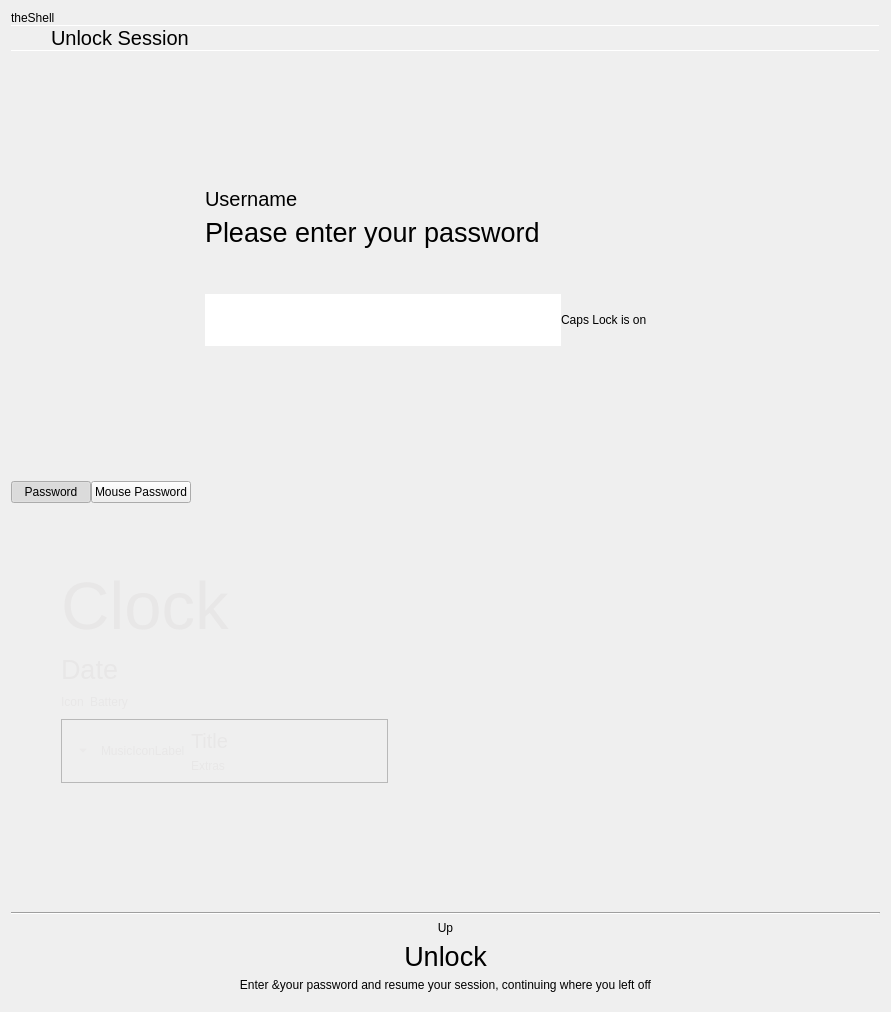
Before: the Qt Designer form screenlock/lockscreen.ui in vicr123/tsscreenlock, drawn with Qt 5.
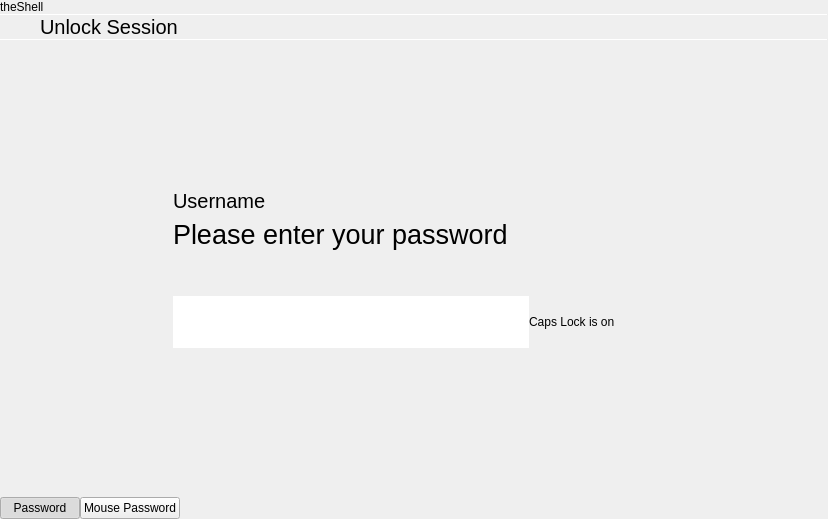
After: the same form once the commit is applied. Icons and pictures are not drawn. Custom widgets are drawn as their Qt base class.

```diff
--- a/screenlock/lockscreen.ui
+++ b/screenlock/lockscreen.ui
@@ -6,14 +6,29 @@
    <rect>
     <x>0</x>
     <y>0</y>
-    <width>891</width>
-    <height>1012</height>
+    <width>828</width>
+    <height>519</height>
    </rect>
   </property>
   <property name="windowTitle">
    <string notr="true">Lock Screen</string>
   </property>
   <layout class="QVBoxLayout" name="verticalLayout_3">
+   <property name="spacing">
+    <number>0</number>
+   </property>
+   <property name="leftMargin">
+    <number>0</number>
+   </property>
+   <property name="topMargin">
+    <number>0</number>
+   </property>
+   <property name="rightMargin">
+    <number>0</number>
+   </property>
+   <property name="bottomMargin">
+    <number>0</number>
+   </property>
    <item>
     <widget class="QFrame" name="passwordFrame">
      <property name="autoFillBackground">
@@ -895,502 +910,6 @@
      </layout>
     </widget>
    </item>
-   <item>
-    <widget class="QFrame" name="coverFrame">
-     <property name="frameShape">
-      <enum>QFrame::NoFrame</enum>
-     </property>
-     <property name="frameShadow">
-      <enum>QFrame::Raised</enum>
-     </property>
-     <layout class="QVBoxLayout" name="verticalLayout_4">
-      <property name="leftMargin">
-       <number>0</number>
-      </property>
-      <property name="rightMargin">
-       <number>0</number>
-      </property>
-      <property name="bottomMargin">
-       <number>0</number>
-      </property>
-      <item>
-       <widget class="QFrame" name="mainCoverFrame">
-        <property name="palette">
-         <palette>
-          <active>
-           <colorrole role="WindowText">
-            <brush brushstyle="SolidPattern">
-             <color alpha="255">
-              <red>232</red>
-              <green>231</green>
-              <blue>231</blue>
-             </color>
-            </brush>
-           </colorrole>
-          </active>
-          <inactive>
-           <colorrole role="WindowText">
-            <brush brushstyle="SolidPattern">
-             <color alpha="255">
-              <red>232</red>
-              <green>231</green>
-              <blue>231</blue>
-             </color>
-            </brush>
-           </colorrole>
-          </inactive>
-          <disabled>
-           <colorrole role="WindowText">
-            <brush brushstyle="SolidPattern">
-             <color alpha="127">
-              <red>255</red>
-              <green>255</green>
-              <blue>255</blue>
-             </color>
-            </brush>
-           </colorrole>
-          </disabled>
-         </palette>
-        </property>
-        <layout class="QHBoxLayout" name="horizontalLayout_3">
-         <property name="leftMargin">
-          <number>0</number>
-         </property>
-         <property name="topMargin">
-          <number>0</number>
-         </property>
-         <property name="rightMargin">
-          <number>10</number>
-         </property>
-         <property name="bottomMargin">
-          <number>0</number>
-         </property>
-         <item>
-          <layout class="QVBoxLayout" name="verticalLayout_5">
-           <property name="spacing">
-            <number>10</number>
-           </property>
-           <property name="leftMargin">
-            <number>50</number>
-           </property>
-           <property name="topMargin">
-            <number>50</number>
-           </property>
-           <property name="rightMargin">
-            <number>50</number>
-           </property>
-           <property name="bottomMargin">
-            <number>50</number>
-           </property>
-           <item>
-            <widget class="QLabel" name="coverClock">
-             <property name="font">
-              <font>
-               <pointsize>50</pointsize>
-              </font>
-             </property>
-             <property name="text">
-              <string notr="true">Clock</string>
-             </property>
-            </widget>
-           </item>
-           <item>
-            <widget class="QLabel" name="coverDate">
-             <property name="font">
-              <font>
-               <pointsize>20</pointsize>
-              </font>
-             </property>
-             <property name="text">
-              <string notr="true">Date</string>
-             </property>
-            </widget>
-           </item>
-           <item>
-            <widget class="QFrame" name="batteryFrame">
-             <property name="frameShape">
-              <enum>QFrame::NoFrame</enum>
-             </property>
-             <property name="frameShadow">
-              <enum>QFrame::Raised</enum>
-             </property>
-             <layout class="QHBoxLayout" name="horizontalLayout_4">
-              <property name="leftMargin">
-               <number>0</number>
-              </property>
-              <property name="topMargin">
-               <number>0</number>
-              </property>
-              <property name="rightMargin">
-               <number>0</number>
-              </property>
-              <property name="bottomMargin">
-               <number>0</number>
-              </property>
-              <item>
-               <widget class="QLabel" name="BatteryIcon">
-                <property name="text">
-                 <string notr="true">Icon</string>
-                </property>
-               </widget>
-              </item>
-              <item>
-               <widget class="QLabel" name="BatteryLabel">
-                <property name="sizePolicy">
-                 <sizepolicy hsizetype="Expanding" vsizetype="Preferred">
-                  <horstretch>0</horstretch>
-                  <verstretch>0</verstretch>
-                 </sizepolicy>
-                </property>
-                <property name="text">
-                 <string notr="true">Battery</string>
-                </property>
-                <property name="wordWrap">
-                 <bool>true</bool>
-                </property>
-               </widget>
-              </item>
-             </layout>
-            </widget>
-           </item>
-           <item>
-            <layout class="QHBoxLayout" name="horizontalLayout_5">
-             <item>
-              <widget class="QFrame" name="mprisControllerFrame">
-               <property name="frameShape">
-                <enum>QFrame::StyledPanel</enum>
-               </property>
-               <property name="frameShadow">
-                <enum>QFrame::Raised</enum>
-               </property>
-               <layout class="QHBoxLayout" name="horizontalLayout">
-                <property name="leftMargin">
-                 <number>9</number>
-                </property>
-                <property name="topMargin">
-                 <number>9</number>
-                </property>
-                <property name="rightMargin">
-                 <number>9</number>
-                </property>
-                <property name="bottomMargin">
-                 <number>9</number>
-                </property>
-                <item>
-                 <widget class="QToolButton" name="mprisSelection">
-                  <property name="text">
-                   <string/>
-                  </property>
-                  <property name="popupMode">
-                   <enum>QToolButton::InstantPopup</enum>
-                  </property>
-                  <property name="autoRaise">
-                   <bool>true</bool>
-                  </property>
-                  <property name="arrowType">
-                   <enum>Qt::DownArrow</enum>
-                  </property>
-                 </widget>
-                </item>
-                <item>
-                 <widget class="QLabel" name="mprisIcon">
-                  <property name="text">
-                   <string notr="true">MusicIconLabel</string>
-                  </property>
-                 </widget>
-                </item>
-                <item>
-                 <layout class="QVBoxLayout" name="verticalLayout_7">
-                  <item>
-                   <widget class="QLabel" name="mprisTitle">
-                    <property name="sizePolicy">
-                     <sizepolicy hsizetype="Expanding" vsizetype="Preferred">
-                      <horstretch>0</horstretch>
-                      <verstretch>0</verstretch>
-                     </sizepolicy>
-                    </property>
-                    <property name="font">
-                     <font>
-                      <pointsize>15</pointsize>
-                     </font>
-                    </property>
-                    <property name="text">
-                     <string notr="true">Title</string>
-                    </property>
-                   </widget>
-                  </item>
-                  <item>
-                   <widget class="QLabel" name="mprisMetadata">
-                    <property name="text">
-                     <string notr="true">Extras</string>
-                    </property>
-                   </widget>
-                  </item>
-                 </layout>
-                </item>
-                <item>
-                 <widget class="QPushButton" name="mprisBack">
-                  <property name="text">
-                   <string/>
-                  </property>
-                  <property name="icon">
-                   <iconset theme="media-skip-backward">
-                    <normaloff>.</normaloff>.</iconset>
-                  </property>
-                  <property name="flat">
-                   <bool>true</bool>
-                  </property>
-                 </widget>
-                </item>
-                <item>
-                 <widget class="QPushButton" name="mprisPlay">
-                  <property name="text">
-                   <string/>
-                  </property>
-                  <property name="icon">
-                   <iconset theme="media-playback-start">
-                    <normaloff>.</normaloff>.</iconset>
-                  </property>
-                  <property name="iconSize">
-                   <size>
-                    <width>32</width>
-                    <height>32</height>
-                   </size>
-                  </property>
-                  <property name="flat">
-                   <bool>true</bool>
-                  </property>
-                 </widget>
-                </item>
-                <item>
-                 <widget class="QPushButton" name="mprisNext">
-                  <property name="text">
-                   <string/>
-                  </property>
-                  <property name="icon">
-                   <iconset theme="media-skip-forward">
-                    <normaloff>.</normaloff>.</iconset>
-                  </property>
-                  <property name="flat">
-                   <bool>true</bool>
-                  </property>
-                 </widget>
-                </item>
-               </layout>
-              </widget>
-             </item>
-            </layout>
-           </item>
-           <item>
-            <spacer name="verticalSpacer_3">
-             <property name="orientation">
-              <enum>Qt::Vertical</enum>
-             </property>
-             <property name="sizeHint" stdset="0">
-              <size>
-               <width>20</width>
-               <height>40</height>
-              </size>
-             </property>
-            </spacer>
-           </item>
-          </layout>
-         </item>
-         <item>
-          <widget class="QScrollArea" name="notificationScroll">
-           <property name="sizePolicy">
-            <sizepolicy hsizetype="MinimumExpanding" vsizetype="Expanding">
-             <horstretch>0</horstretch>
-             <verstretch>0</verstretch>
-            </sizepolicy>
-           </property>
-           <property name="minimumSize">
-            <size>
-             <width>0</width>
-             <height>0</height>
-            </size>
-           </property>
-           <property name="palette">
-            <palette>
-             <active>
-              <colorrole role="Base">
-               <brush brushstyle="SolidPattern">
-                <color alpha="0">
-                 <red>51</red>
-                 <green>51</green>
-                 <blue>51</blue>
-                </color>
-               </brush>
-              </colorrole>
-              <colorrole role="Window">
-               <brush brushstyle="SolidPattern">
-                <color alpha="0">
-                 <red>51</red>
-                 <green>51</green>
-                 <blue>51</blue>
-                </color>
-               </brush>
-              </colorrole>
-             </active>
-             <inactive>
-              <colorrole role="Base">
-               <brush brushstyle="SolidPattern">
-                <color alpha="0">
-                 <red>51</red>
-                 <green>51</green>
-                 <blue>51</blue>
-                </color>
-               </brush>
-              </colorrole>
-              <colorrole role="Window">
-               <brush brushstyle="SolidPattern">
-                <color alpha="0">
-                 <red>51</red>
-                 <green>51</green>
-                 <blue>51</blue>
-                </color>
-               </brush>
-              </colorrole>
-             </inactive>
-             <disabled>
-              <colorrole role="Base">
-               <brush brushstyle="SolidPattern">
-                <color alpha="0">
-                 <red>51</red>
-                 <green>51</green>
-                 <blue>51</blue>
-                </color>
-               </brush>
-              </colorrole>
-              <colorrole role="Window">
-               <brush brushstyle="SolidPattern">
-                <color alpha="0">
-                 <red>51</red>
-                 <green>51</green>
-                 <blue>51</blue>
-                </color>
-               </brush>
-              </colorrole>
-             </disabled>
-            </palette>
-           </property>
-           <property name="frameShape">
-            <enum>QFrame::NoFrame</enum>
-           </property>
-           <property name="widgetResizable">
-            <bool>true</bool>
-           </property>
-           <widget class="QWidget" name="scrollAreaWidgetContents">
-            <property name="geometry">
-             <rect>
-              <x>0</x>
-              <y>0</y>
-              <width>428</width>
-              <height>382</height>
-             </rect>
-            </property>
-            <property name="sizePolicy">
-             <sizepolicy hsizetype="MinimumExpanding" vsizetype="Preferred">
-              <horstretch>0</horstretch>
-              <verstretch>0</verstretch>
-             </sizepolicy>
-            </property>
-            <layout class="QVBoxLayout" name="verticalLayout_6">
-             <item>
-              <spacer name="verticalSpacer_4">
-               <property name="orientation">
-                <enum>Qt::Vertical</enum>
-               </property>
-               <property name="sizeHint" stdset="0">
-                <size>
-                 <width>20</width>
-                 <height>40</height>
-                </size>
-               </property>
-              </spacer>
-             </item>
-            </layout>
-           </widget>
-          </widget>
-         </item>
-        </layout>
-       </widget>
-      </item>
-      <item>
-       <widget class="QFrame" name="unlockPromptFrame">
-        <property name="autoFillBackground">
-         <bool>true</bool>
-        </property>
-        <property name="frameShape">
-         <enum>QFrame::NoFrame</enum>
-        </property>
-        <property name="frameShadow">
-         <enum>QFrame::Raised</enum>
-        </property>
-        <layout class="QVBoxLayout" name="verticalLayout">
-         <property name="leftMargin">
-          <number>0</number>
-         </property>
-         <property name="topMargin">
-          <number>0</number>
-         </property>
-         <property name="rightMargin">
-          <number>0</number>
-         </property>
-         <property name="bottomMargin">
-          <number>9</number>
-         </property>
-         <item>
-          <widget class="Line" name="line">
-           <property name="orientation">
-            <enum>Qt::Horizontal</enum>
-           </property>
-          </widget>
-         </item>
-         <item>
-          <widget class="QLabel" name="coverArrowUp">
-           <property name="text">
-            <string notr="true">Up</string>
-           </property>
-           <property name="alignment">
-            <set>Qt::AlignCenter</set>
-           </property>
-          </widget>
-         </item>
-         <item>
-          <widget class="QLabel" name="label">
-           <property name="font">
-            <font>
-             <pointsize>20</pointsize>
-            </font>
-           </property>
-           <property name="text">
-            <string>Unlock</string>
-           </property>
-           <property name="alignment">
-            <set>Qt::AlignCenter</set>
-           </property>
-          </widget>
-         </item>
-         <item>
-          <widget class="QLabel" name="unlockPromptExplanation">
-           <property name="text">
-            <string notr="true">Enter &amp;your password and resume your session, continuing where you left off</string>
-           </property>
-           <property name="alignment">
-            <set>Qt::AlignCenter</set>
-           </property>
-           <property name="buddy">
-            <cstring></cstring>
-           </property>
-          </widget>
-         </item>
-        </layout>
-       </widget>
-      </item>
-     </layout>
-    </widget>
-   </item>
   </layout>
  </widget>
  <customwidgets>
```
Left out of the diff: 6 changed lines with no effect on the pictures.
